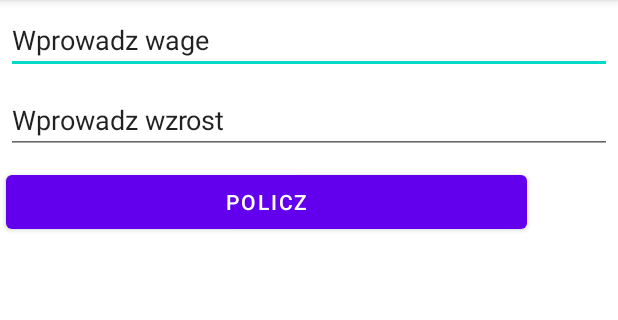
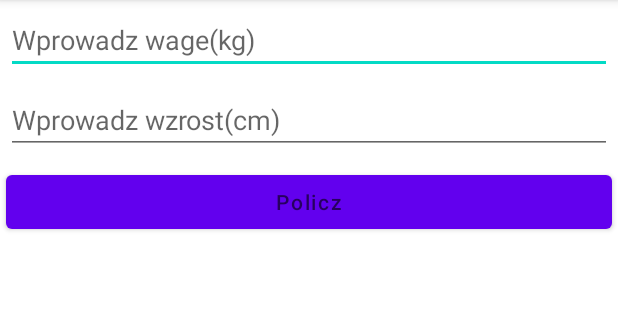
Before and after one commit to sbrowarczyk/PMO-cwiczenia, an Android app: the screen it shows after launch (MainActivity), on a phone screen of 412 x 824 dp, the part 84-404 px from its top. Run offline under Robolectric (Android 15) with nearby library versions, the phone set to English and light mode, and no system bars.

Commit message:
Add logic resposible for the calculation, reformat layout

```diff
--- a/Lab1_BMI_Kalkulator/app/src/main/java/com/example/bmicalculator/MainActivity.java
+++ b/Lab1_BMI_Kalkulator/app/src/main/java/com/example/bmicalculator/MainActivity.java
@@ -3,14 +3,46 @@ package com.example.bmicalculator;
 import androidx.appcompat.app.AppCompatActivity;
 
 import android.os.Bundle;
+import android.text.Editable;
+import android.view.View;
+import android.widget.Button;
+import android.widget.EditText;
+import android.widget.TextView;
+
+import java.text.DecimalFormat;
 
 public class MainActivity extends AppCompatActivity {
-    //Wzór na BMI = masa ciała/wzrost
+    //Wzór na BMI = masa ciała(kg)/wzrost(m)^2
 
+    private static final DecimalFormat decimalFormat = new DecimalFormat("#.##");
+    private double weight;
+    private double height;
+    private double score;
+    private TextView scoreTextView;
+    private EditText inputWeight;
+    private EditText inputHeight;
 
     @Override
     protected void onCreate(Bundle savedInstanceState) {
         super.onCreate(savedInstanceState);
         setContentView(R.layout.activity_main);
+
+        inputWeight = (EditText) findViewById(R.id.inputWeightEditText);
+        inputHeight = (EditText) findViewById(R.id.inputHeightEditText);
+        scoreTextView = (TextView) findViewById(R.id.scoreView);
+        Button countBtn = findViewById(R.id.countBtn);
+
+        countBtn.setOnClickListener(new View.OnClickListener() {
+            @Override
+            public void onClick(View v) {
+                weight = Double.parseDouble(inputWeight.getText().toString());
+                height = Double.parseDouble(inputHeight.getText().toString()) / 100;
+                score = weight / Math.pow(height, 2);
+                scoreTextView.setText(String.format("%s%s", getString(R.string.scoreBmiMessage), decimalFormat.format(score)));
+            }
+        });
+
     }
+
+
 }
--- a/Lab1_BMI_Kalkulator/app/src/main/res/layout/activity_main.xml
+++ b/Lab1_BMI_Kalkulator/app/src/main/res/layout/activity_main.xml
@@ -11,11 +11,11 @@
 
     <Button
         android:id="@+id/countBtn"
-        android:layout_width="347dp"
+        android:layout_width="match_parent"
         android:layout_height="wrap_content"
         android:layout_row="2"
         android:layout_column="0"
-        android:text="@string/countBtnMessage" />
+        android:hint="@string/countBtnMessage" />
 
     <EditText
         android:id="@+id/inputWeightEditText"
@@ -24,8 +24,8 @@
         android:layout_row="0"
         android:layout_column="0"
         android:ems="10"
-        android:inputType="number"
-        android:text="@string/inputWeightEditTextMessage" />
+        android:hint="@string/inputWeightEditTextMessage"
+        android:inputType="number" />
 
     <EditText
         android:id="@+id/inputHeightEditText"
@@ -34,8 +34,8 @@
         android:layout_row="1"
         android:layout_column="0"
         android:ems="10"
-        android:inputType="number"
-        android:text="@string/inputHeightEditTextMessage" />
+        android:hint="@string/inputHeightEditTextMessage"
+        android:inputType="number" />
 
     <TextView
         android:id="@+id/scoreView"
--- a/Lab1_BMI_Kalkulator/app/src/main/res/values/strings.xml
+++ b/Lab1_BMI_Kalkulator/app/src/main/res/values/strings.xml
@@ -1,6 +1,7 @@
 <resources>
     <string name="app_name">BMI Calculator</string>
     <string name="countBtnMessage">Policz</string>
-    <string name="inputWeightEditTextMessage">Wprowadz wage</string>
-    <string name="inputHeightEditTextMessage">Wprowadz wzrost</string>
+    <string name="inputWeightEditTextMessage">Wprowadz wage(kg)</string>
+    <string name="inputHeightEditTextMessage">Wprowadz wzrost(cm)</string>
+    <string name="scoreBmiMessage">Bmi = </string>
 </resources>
```
